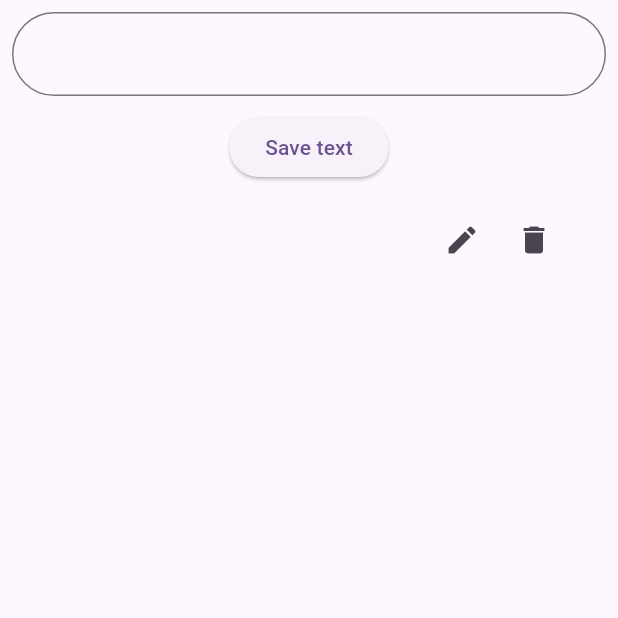
After one commit to Amal168/flutter-projects, a Flutter app: the screen it shows after launch, after a tap on "Save text", on a phone screen of 412 x 824 dp, the top half of it. The commit adds this screen. Run offline on Flutter 3.47's test engine with Material 3 defaults, Android fonts, the phone set to English and light mode, and no system bars; our stand-ins replace fluttertoast, image_picker, shared_preferences; key blocks and very long unbroken strings in the code were emptied for the run.

Commit message:
16-10-24

```diff
--- /dev/null
+++ b/devtools_options.yaml
@@ -0,0 +1,3 @@
+description: This file stores settings for Dart & Flutter DevTools.
+documentation: https://docs.flutter.dev/tools/devtools/extensions#configure-extension-enablement-states
+extensions:
--- /dev/null
+++ b/lib/16-10-24-task/provider.dart
@@ -0,0 +1,34 @@
+import 'package:flutter/material.dart';
+
+class Providerstr extends ChangeNotifier {
+  final List<User> _name = [];
+  // String name=" ";
+
+  List<User> get nameList => _name;
+
+  void addName(User addname) {
+    _name.add(addname);
+    notifyListeners();
+  }
+
+  void updateName(String id, String newName) {
+    for (var upname in _name) {
+      if (upname.id == id) {
+        upname.name = newName;
+      }
+    }
+    notifyListeners();
+  }
+
+  void deleteName(String id) {
+    _name.removeWhere((dlname) => dlname.id == id);
+    notifyListeners();
+  }
+
+}
+
+class User {
+  String name;
+  String id;
+  User({required this.id, required this.name});
+}
--- /dev/null
+++ b/lib/16-10-24-task/providername.dart
@@ -0,0 +1,82 @@
+import 'package:flutter/material.dart';
+import 'package:flutterproject/07-10-24-task/alertbox.dart';
+import 'package:flutterproject/16-10-24-task/provider.dart';
+import 'package:provider/provider.dart';
+
+class Providername extends StatefulWidget {
+  const Providername({super.key});
+
+  @override
+  State<Providername> createState() => _ProvidernameState();
+}
+
+class _ProvidernameState extends State<Providername> {
+  final TextEditingController _controller = TextEditingController();
+  @override
+  Widget build(BuildContext context) {
+    final userName = Provider.of<Providerstr>(context);
+
+    return Scaffold(
+      body: Center(
+        child: Padding(
+          padding: const EdgeInsets.all(8.0),
+          child: Column(
+            mainAxisAlignment: MainAxisAlignment.center,
+            children: [
+              TextFormField(
+                controller: _controller,
+                decoration: InputDecoration(
+                    border: OutlineInputBorder(
+                        borderRadius: BorderRadius.circular(50))),
+              ),
+              SizedBox(
+                height: 10,
+              ),
+              ElevatedButton(
+                  onPressed: () {
+                    userName.addName(User(
+                        id: DateTime.now().toString(), name: _controller.text));
+                  },
+                  child: Text("Save text")),
+              SizedBox(
+                height: 10,
+              ),
+              Expanded(
+                child: ListView.separated(
+                    itemBuilder: (context, index) {
+                      final user = userName.nameList[index];
+                      return ListTile(
+                        title: Text(user.name),
+                        trailing: Row(
+                          mainAxisSize: MainAxisSize.min,
+                          children: [
+                            IconButton(
+                                onPressed: () {
+
+                                  userName.updateName(user.id,_controller.text);
+                                },
+                                icon: Icon(Icons.edit)),
+                            IconButton(
+                                onPressed: () {
+                                  userName.deleteName(user.id);
+                                },
+                                icon: Icon(Icons.delete)),
+                          ],
+                        ),
+                      );
+                    },
+                    separatorBuilder: (context, index) {
+                      return Padding(
+                        padding: const EdgeInsets.all(8.0),
+                        child: Divider(),
+                      );
+                    },
+                    itemCount: userName.nameList.length),
+              )
+            ],
+          ),
+        ),
+      ),
+    );
+  }
+}
--- a/lib/main.dart
+++ b/lib/main.dart
@@ -17,6 +17,10 @@ import 'package:flutterproject/10-10-24-task/homeScreen1.dart';
 import 'package:flutterproject/11-10-24-task/sharedprefirenceEx.dart';
 import 'package:flutterproject/14-10-24-task/bottom.dart';
 import 'package:flutterproject/14-10-24-task/whatsapp.dart';
+import 'package:flutterproject/15-10-24/counterprovider.dart';
+import 'package:flutterproject/15-10-24/providerclass.dart';
+import 'package:flutterproject/16-10-24-task/provider.dart';
+import 'package:flutterproject/16-10-24-task/providername.dart';
 import 'package:flutterproject/19_09_24_task/chessboard.dart';
 import 'package:flutterproject/19_09_24_task/circle.dart';
 import 'package:flutterproject/19_09_24_task/image.dart';
@@ -36,10 +40,18 @@ import 'package:flutterproject/26_09_24_task/ScreenB.dart';
 import 'package:flutterproject/27_09_24_task/buttons.dart';
 import 'package:flutterproject/30-09-24-task/homepage2.dart';
 import 'package:flutterproject/30-09-24-task/login1.dart';
+import 'package:provider/provider.dart';
 //import 'package:flutterproject/24-09-24-task/login1.dart';
 
 void main() {
-  runApp(const MyApp());
+  runApp(MultiProvider(
+      providers: [
+        ChangeNotifierProvider<Providerstr>(
+          create: (create)=> Providerstr(),
+          ),
+
+      ],
+      child: MyApp()));
 }
 
 class MyApp extends StatelessWidget {
@@ -47,9 +59,10 @@ class MyApp extends StatelessWidget {
 
   @override
   Widget build(BuildContext context) {
-    return MaterialApp(
+    return  MaterialApp(
         debugShowCheckedModeBanner: false,
         title: 'Flutter Demo',
+        // darkTheme: ThemeData.dark(),
         theme: ThemeData(
 
           colorScheme: ColorScheme.fromSeed(seedColor: Colors.deepPurple),
@@ -63,8 +76,11 @@ class MyApp extends StatelessWidget {
         // home:  NameStorageScreen(),
         // home: Homescreen1(),
         // home: BottomNavPage(),
-      home: Whatsapp(),
+        // home: Whatsapp(),
         // home: BottomNavigationbarEx(),
+        // home:  Counterprovider(),
+        home:  Providername(),
+        // home:  BottomNavPage(),
 
 
         // routes:  {
--- a/pubspec.yaml
+++ b/pubspec.yaml
@@ -38,6 +38,7 @@ dependencies:
   fluttertoast: ^8.2.8
   image_picker: ^1.1.2
   shared_preferences: ^2.3.2
+  provider: ^6.1.2
 
 dev_dependencies:
   flutter_test:
```
Also changed, not shown: lib/14-10-24-task/whatsapp.dart (+11 -9 lines), lib/15-10-24/counterprovider.dart (added, +47 -0 lines), lib/15-10-24/providerclass.dart (added, +19 -0 lines), pubspec.lock. Lines whose indentation alone changed are shown as unchanged.
